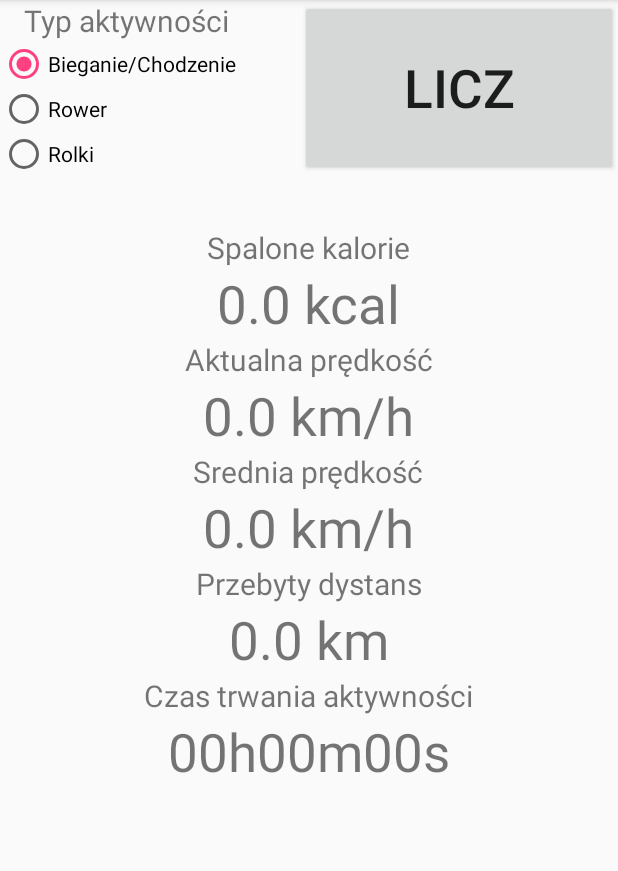
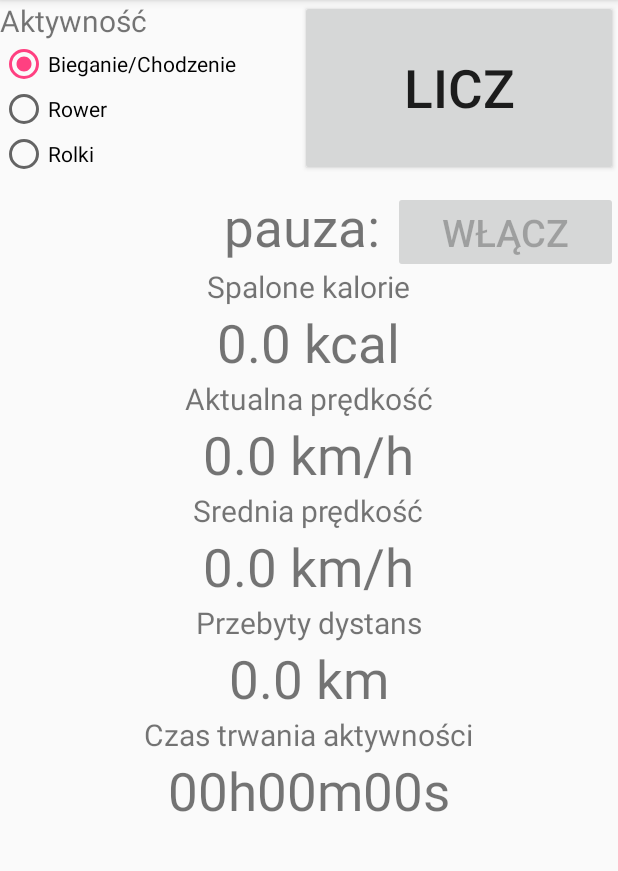
Before and after one commit to jakubr22/ActivityTracker, an Android app: the CaloriesCounterActivity screen opened directly, with no data from a screen before it, after a tap on "STOP", on a phone screen of 412 x 824 dp, the part 84-955 px from its top. Run offline under Robolectric (Android 15) with nearby library versions, the phone set to English and light mode, and no system bars; 1 other tap on this screen came first.

Commit message:
Added new button, który jeszcze nic nie robi.

```diff
--- a/app/src/main/java/com/example/kuba/activitytracker/CaloriesCounterActivity.java
+++ b/app/src/main/java/com/example/kuba/activitytracker/CaloriesCounterActivity.java
@@ -16,7 +16,7 @@ import java.util.Date;
 public class CaloriesCounterActivity extends AppCompatActivity {
     double przebytyDystans = 0, predkoscAktualna, predkoscSrednia;
     int spaloneKalorie=0, czasTrwaniaAktywnosci=0;
-    private boolean licz=false;
+    private boolean licz=false, pause=false;
 
     SharedPreferences sharedPreferences;
     SharedPreferences.Editor editor;
@@ -113,10 +113,23 @@ public class CaloriesCounterActivity extends AppCompatActivity {
         else return 15.0;
     }
 
+    public void activityPause(View view){
+        Button button = (Button)findViewById(R.id.pause);
+        if (pause){
+            button.setText("włącz");
+        }
+        else{
+            button.setText("wyłącz");
+        }
+        GPS.getGPS().setLogHistory(pause);
+        pause=!pause;
+    }
+
     public void activityRecording(View view) {
         Button button = (Button)findViewById(R.id.button);
         if(licz==false) {
             button.setText("Stop");
+            findViewById(R.id.pause).setEnabled(true);
             licz=true;
             GPS gps = GPS.getGPS();      //<-- tutaj przechowywana jest lista zawierajaca obiekty Point ktore przechowuja informacje o lokalizacji
                                         // z Location mozna duzo informacji wyciagnąc, np: getSpeed
@@ -167,6 +180,9 @@ public class CaloriesCounterActivity extends AppCompatActivity {
         }
         else {
             button.setText("Licz");
+            findViewById(R.id.pause).setEnabled(false);
+            ((Button)findViewById(R.id.pause)).setText("włącz");
+            pause=false;
             licz=false;
             //GPS.getGPS().cleanHistory();
         }
--- a/app/src/main/res/layout/activity_calories_counter.xml
+++ b/app/src/main/res/layout/activity_calories_counter.xml
@@ -8,9 +8,10 @@
     <TextView
         android:layout_width="wrap_content"
         android:layout_height="wrap_content"
-        android:text="Typ aktywności"
+        android:text="Aktywność"
         android:id="@+id/textView5"
         android:textSize="20dp"
+        android:width="200dp"
         android:layout_alignParentTop="true"
         android:layout_toLeftOf="@+id/textView14"
         android:layout_toStartOf="@+id/textView14" />
@@ -23,7 +24,7 @@
         android:textSize="20dp"
         android:layout_below="@+id/radioGroup2"
         android:layout_centerHorizontal="true"
-        android:layout_marginTop="34dp" />
+        android:layout_marginTop="60dp" />
 
     <TextView
         android:layout_width="wrap_content"
@@ -149,4 +150,31 @@
         android:textSize="35sp"
         android:textStyle="normal"
         android:onClick="activityRecording"/>
+
+    <Button
+        android:layout_alignParentRight="true"
+        android:layout_width="wrap_content"
+        android:layout_height="wrap_content"
+        android:layout_below="@+id/button"
+        android:text="włącz"
+        android:enabled="false"
+        android:width="150sp"
+        android:textSize="25sp"
+        android:id="@+id/pause"
+        android:layout_alignRight="@+id/textView10"
+        android:layout_alignEnd="@+id/textView10"
+        android:layout_marginTop="10dp"
+        android:onClick="activityPause" />
+    <TextView
+        android:layout_width="wrap_content"
+        android:layout_height="wrap_content"
+        android:text="pauza: "
+        android:id="@+id/textView16"
+        android:textSize="35dp"
+        android:layout_below="@+id/button"
+
+        android:layout_toLeftOf="@+id/pause"
+        android:layout_centerHorizontal="true"
+        android:layout_marginTop="10dp" />
+
 </RelativeLayout>
```
Also changed, not shown: app/src/main/java/com/example/kuba/activitytracker/core/GPS.java (+6 -11 lines), app/src/main/java/com/example/kuba/activitytracker/core/Point.java (+7 -8 lines), 1 other file.
